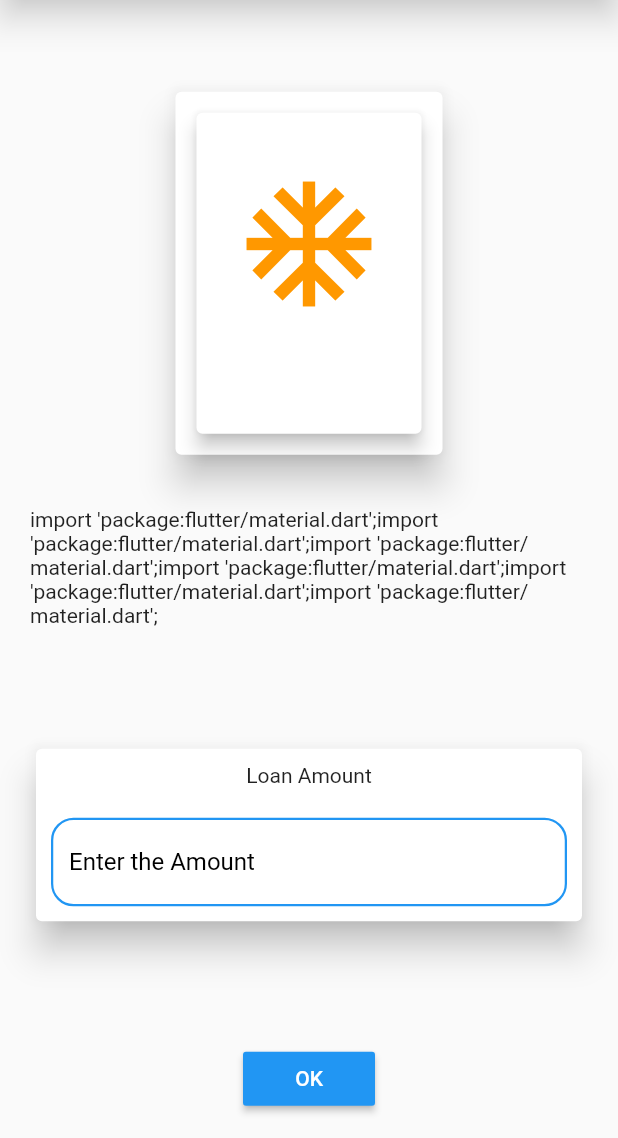
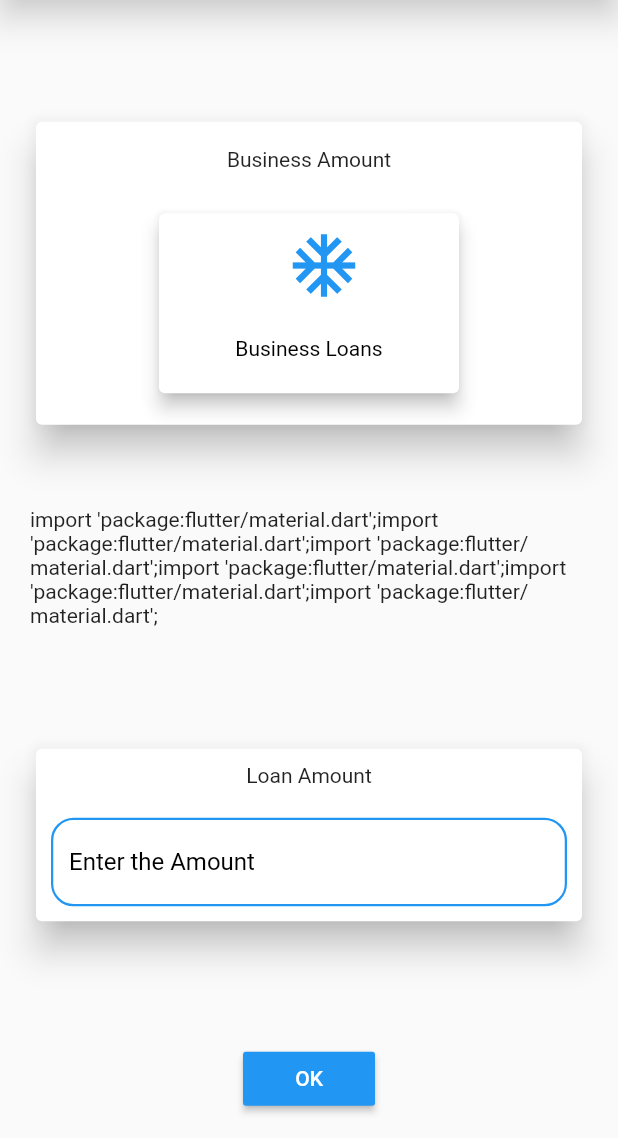
Before and after one commit to Abdi-Adan/Halisi, a Flutter app: the BusAmount screen opened directly, on a phone screen of 412 x 824 dp, the part 98-1236 px from its top. Run offline on Flutter 3.47's test engine with Material 2 defaults, Android fonts, the phone set to English and light mode, and no system bars; our stand-ins replace fluttertoast; missing offline and left inert: facebook_audience_network.

Commit message:
flutter clean

```diff
--- a/lib/Bus/BusAmount.dart
+++ b/lib/Bus/BusAmount.dart
@@ -25,7 +25,7 @@ class _BusAmountState extends State<BusAmount> {
           SizedBox(
             height: 20,
           ),
-          homeTwo(Icons.ac_unit, "Business Loans"),
+          homeTwo('Business Amount', Icons.ac_unit, "Business Loans"),
           Container(
             padding: EdgeInsets.symmetric(horizontal: 20),
             child: Text(
@@ -97,20 +97,74 @@ class _BusAmountState extends State<BusAmount> {
   }
 }
 
+// Widget homeTwo(
+//   IconData ic4,
+//   String des4,
+// ) {
+//   return Container(
+//     padding: EdgeInsets.symmetric(
+//       horizontal: 20,
+//     ),
+//     width: 600,
+//     height: 250,
+//     alignment: Alignment.center,
+//     child: Card(
+//       elevation: 10,
+//       child: Container(
+//         padding: EdgeInsets.all(10),
+//         child: Card(
+//           elevation: 5,
+//           child: Column(
+//             crossAxisAlignment: CrossAxisAlignment.center,
+//             mainAxisAlignment: MainAxisAlignment.spaceAround,
+//             children: <Widget>[
+//               Container(
+//                 width: 150,
+//                 height: 150,
+//                 padding: EdgeInsets.all(10),
+//                 child: Icon(
+//                   ic4,
+//                   size: 100,
+//                   color: Colors.orange,
+//                 ),
+//               ),
+//               Container(
+//                 width: 150,
+//                 height: 15,
+//                 padding: EdgeInsets.all(10),
+//                 child: Text(
+//                   des4,
+//                   style: TextStyle(color: Colors.black),
+//                 ),
+//               )
+//             ],
+//           ),
+//         ),
+//       ),
+//     ),
+//   );
 Widget homeTwo(
-  IconData ic4,
-  String des4,
+  String headtwo,
+  IconData ic3,
+  String des3,
 ) {
   return Container(
-    padding: EdgeInsets.symmetric(
-      horizontal: 20,
-    ),
-    width: 600,
+    padding: EdgeInsets.symmetric(horizontal: 20, vertical: 20),
     height: 250,
+    width: double.infinity,
     alignment: Alignment.center,
     child: Card(
       elevation: 10,
-      child: Container(
+      child: Column(
+        crossAxisAlignment: CrossAxisAlignment.center,
+        mainAxisAlignment: MainAxisAlignment.spaceAround,
+        children: <Widget>[
+          Container(
+            padding: EdgeInsets.only(top: 10),
+            alignment: Alignment.center,
+            child: Text(headtwo),
+          ),
+          Container(
             padding: EdgeInsets.all(10),
             child: Card(
               elevation: 5,
@@ -119,28 +173,32 @@ Widget homeTwo(
                 mainAxisAlignment: MainAxisAlignment.spaceAround,
                 children: <Widget>[
                   Container(
-                width: 150,
-                height: 150,
+                    alignment: Alignment.center,
+                    width: 50,
+                    height: 60,
                     padding: EdgeInsets.all(10),
                     child: Icon(
-                  ic4,
-                  size: 100,
-                  color: Colors.orange,
+                      ic3,
+                      size: 50,
+                      color: Colors.blue,
                     ),
                   ),
                   Container(
-                width: 150,
-                height: 15,
+                    alignment: Alignment.center,
+                    width: 200,
+                    height: 60,
                     padding: EdgeInsets.all(10),
                     child: Text(
-                  des4,
-                  style: TextStyle(color: Colors.black),
+                      des3,
+                      style: TextStyle(color: Colors.black, fontSize: 14),
                     ),
                   )
                 ],
               ),
             ),
           ),
+        ],
+      ),
     ),
   );
 }
--- a/lib/Home.dart
+++ b/lib/Home.dart
@@ -3,12 +3,7 @@ import 'package:halisi/Bus/BusAmount.dart';
 import 'package:halisi/CRB/check.dart';
 import 'package:halisi/Per/PerAmount.dart';
 
-class MyHomePage extends StatefulWidget {
-  @override
-  _MyHomePageState createState() => _MyHomePageState();
-}
-
-class _MyHomePageState extends State<MyHomePage> {
+class MyHomePage extends StatelessWidget {
   @override
   Widget build(BuildContext context) {
     return Scaffold(
@@ -48,7 +43,7 @@ class _MyHomePageState extends State<MyHomePage> {
     return Container(
       padding: EdgeInsets.symmetric(horizontal: 10, vertical: 10),
       height: 230,
-      width: MediaQuery.of(context).size.width,
+      width: double.infinity,
       child: Card(
         elevation: 10,
         child: Column(
@@ -216,3 +211,6 @@ class _MyHomePageState extends State<MyHomePage> {
     );
   }
 }
+
+
+}
```
Lines whose indentation alone changed are shown as unchanged.
